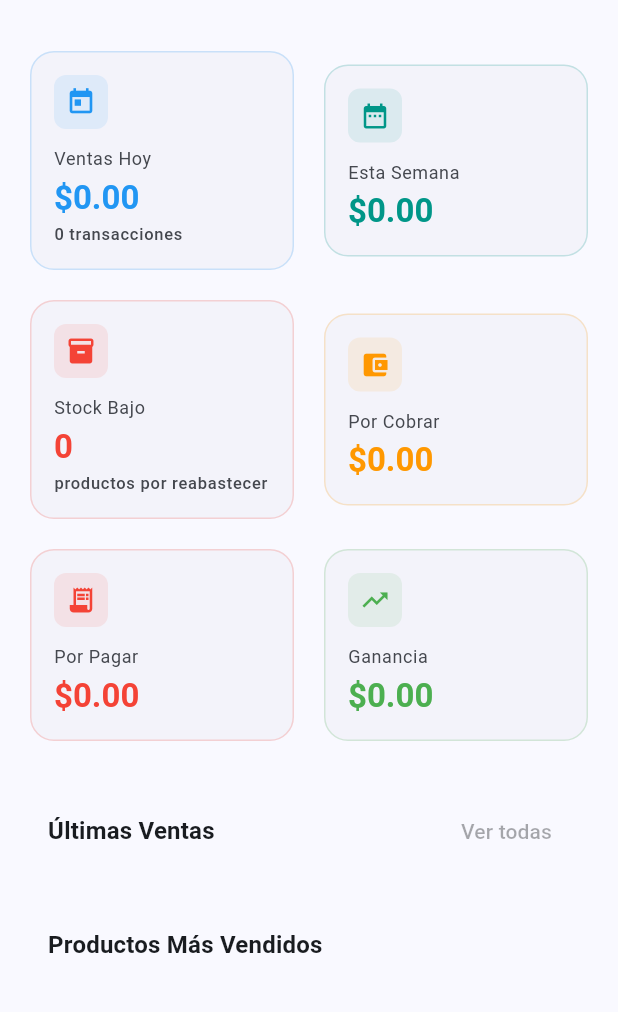
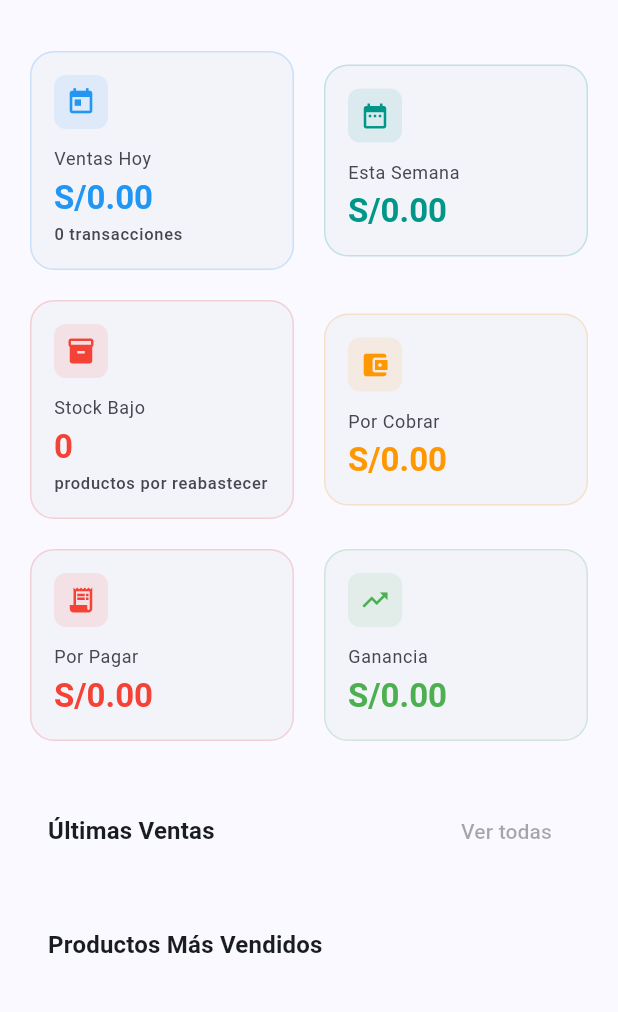
Before and after one commit to MiguelAngelQH/App-gestion-de-inventario-y-ventas, a Flutter app: the DashboardScreen screen opened directly with empty values, after a tap on the "menu" icon, on a phone screen of 412 x 824 dp, the part 63-1075 px from its top. Run offline on Flutter 3.47's test engine with Material 3 defaults, Android fonts, the phone set to English and light mode, and no system bars; our stand-ins replace cloud_firestore, firebase_auth, firebase_core, firebase_messaging, fl_chart, flutter_local_notifications; accounts and stored records are empty.

Commit message:
fix: corrección de moneda (S/.), actualización de datos del Dashboard y navegación del Drawer
- Cambio de moneda: $ por S/ (soles peruanos) en formatters y pantallas de pago
- Dashboard ahora se actualiza al cambiar de tab y al seleccionar Inicio desde el menú
- Corregido cálculo de ventas semanales para que coincida con Reportes
- Drawer ahora navega correctamente al inicio desde pantallas empushadas
- Agregado pull-to-refresh en el Dashboard

```diff
--- a/lib/utils/formatters.dart
+++ b/lib/utils/formatters.dart
@@ -10,7 +10,7 @@ class Formatters {
       buffer.write(intPart[i]);
       count++;
     }
-    return '\$${buffer.toString().split('').reversed.join()}.$decPart';
+    return 'S/${buffer.toString().split('').reversed.join()}.$decPart';
   }
 
   static String date(DateTime date) {
--- a/lib/viewmodels/dashboard_viewmodel.dart
+++ b/lib/viewmodels/dashboard_viewmodel.dart
@@ -36,7 +36,9 @@ class DashboardViewModel extends ChangeNotifier {
 
   Future<void> _cargar() async {
     final now = DateTime.now();
-    final inicioSemana = now.subtract(const Duration(days: 7));
+    final inicioHoy = DateTime(now.year, now.month, now.day);
+    final manana = inicioHoy.add(const Duration(days: 1));
+    final inicioSemana = now.subtract(Duration(days: now.weekday - 1));
 
     try {
       final results = await Future.wait([
@@ -46,7 +48,7 @@ class DashboardViewModel extends ChangeNotifier {
         _firestore.totalCuentasCobrar(),
         _firestore.totalCuentasPagar(),
         _firestore.totalGanancia(),
-        _firestore.totalVentasPeriodo(inicioSemana, now.add(const Duration(days: 1))),
+        _firestore.totalVentasPeriodo(inicioSemana, manana),
         _firestore.ultimasVentas(),
         _firestore.topProductos(),
       ]);
--- a/lib/views/cobrar_screen.dart
+++ b/lib/views/cobrar_screen.dart
@@ -236,7 +236,7 @@ class CobrarScreen extends StatelessWidget {
               keyboardType: TextInputType.number,
               decoration: InputDecoration(
                 labelText: 'Monto',
-                prefixText: '\$ ',
+                prefixText: 'S/ ',
                 border: const OutlineInputBorder(),
               ),
             ),
--- a/lib/views/compra_form_screen.dart
+++ b/lib/views/compra_form_screen.dart
@@ -307,7 +307,7 @@ class _SeleccionarProductoCompraDialogState
           TextField(
             decoration: const InputDecoration(
               labelText: 'Costo unitario',
-              prefixText: '\$ ',
+                prefixText: 'S/ ',
               prefixIcon: Icon(Icons.money_off),
             ),
             keyboardType: TextInputType.number,
--- a/lib/views/dashboard_screen.dart
+++ b/lib/views/dashboard_screen.dart
@@ -21,11 +21,14 @@ class DashboardScreen extends StatelessWidget {
           onPressed: () => Scaffold.of(context).openDrawer(),
         ),
       ),
-      body: SingleChildScrollView(
-        padding: const EdgeInsets.all(16),
-        child: Column(
-          crossAxisAlignment: CrossAxisAlignment.start,
-          children: [
+      body: RefreshIndicator(
+        onRefresh: () => viewModel.refresh(),
+        child: SingleChildScrollView(
+          padding: const EdgeInsets.all(16),
+          physics: const AlwaysScrollableScrollPhysics(),
+          child: Column(
+            crossAxisAlignment: CrossAxisAlignment.start,
+            children: [
             _buildResumenCards(theme),
             const SizedBox(height: 24),
             SectionHeader(
@@ -77,6 +80,7 @@ class DashboardScreen extends StatelessWidget {
             ),
           ],
         ),
+      ),
       ),
     );
   }
--- a/lib/views/pagar_screen.dart
+++ b/lib/views/pagar_screen.dart
@@ -228,7 +228,7 @@ class PagarScreen extends StatelessWidget {
               keyboardType: TextInputType.number,
               decoration: InputDecoration(
                 labelText: 'Monto',
-                prefixText: '\$ ',
+                prefixText: 'S/ ',
                 border: const OutlineInputBorder(),
               ),
             ),
```
Also changed, not shown: lib/views/home_screen.dart (+9 -2 lines).
